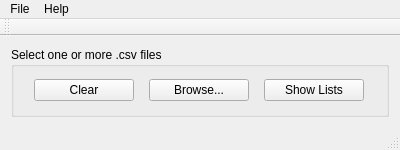
Qt form qt_IMDb/qt_IMDb/qt_imdb.ui (treetoon/IMDb-Comparator) before a commit.
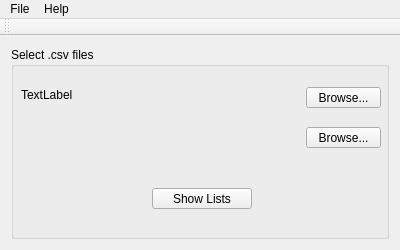
The same form after that commit. Icons and pictures are not drawn.

Commit message: Two browse buttons added to select different .csv files instead; the .csv file information are now actually stored correctly; minor changes etc

```diff
--- a/qt_IMDb/qt_IMDb/qt_imdb.ui
+++ b/qt_IMDb/qt_IMDb/qt_imdb.ui
@@ -7,9 +7,21 @@
     <x>0</x>
     <y>0</y>
     <width>400</width>
-    <height>150</height>
+    <height>250</height>
    </rect>
   </property>
+  <property name="minimumSize">
+   <size>
+    <width>400</width>
+    <height>250</height>
+   </size>
+  </property>
+  <property name="maximumSize">
+   <size>
+    <width>400</width>
+    <height>250</height>
+   </size>
+  </property>
   <property name="windowTitle">
    <string>IMDb Comparator</string>
   </property>
@@ -28,49 +40,102 @@
        </size>
       </property>
       <property name="title">
-       <string>Select one or more .csv files</string>
+       <string>Select .csv files</string>
       </property>
-      <layout class="QHBoxLayout" name="horizontalLayout">
-       <item>
-        <widget class="QPushButton" name="clearButton">
-         <property name="maximumSize">
-          <size>
-           <width>100</width>
-           <height>16777215</height>
-          </size>
-         </property>
-         <property name="text">
-          <string>Clear</string>
-         </property>
-        </widget>
-       </item>
-       <item>
         <widget class="QPushButton" name="browseButton">
+       <property name="geometry">
+        <rect>
+         <x>295</x>
+         <y>40</y>
+         <width>75</width>
+         <height>21</height>
+        </rect>
+       </property>
+       <property name="minimumSize">
+        <size>
+         <width>75</width>
+         <height>21</height>
+        </size>
+       </property>
          <property name="maximumSize">
           <size>
-           <width>100</width>
-           <height>16777215</height>
+         <width>75</width>
+         <height>21</height>
           </size>
          </property>
          <property name="text">
           <string>Browse...</string>
          </property>
         </widget>
-       </item>
-       <item>
+      <widget class="QPushButton" name="browse_2Button">
+       <property name="geometry">
+        <rect>
+         <x>295</x>
+         <y>80</y>
+         <width>75</width>
+         <height>21</height>
+        </rect>
+       </property>
+       <property name="minimumSize">
+        <size>
+         <width>75</width>
+         <height>21</height>
+        </size>
+       </property>
+       <property name="maximumSize">
+        <size>
+         <width>75</width>
+         <height>21</height>
+        </size>
+       </property>
+       <property name="text">
+        <string>Browse...</string>
+       </property>
+      </widget>
         <widget class="QPushButton" name="runButton">
+       <property name="geometry">
+        <rect>
+         <x>141</x>
+         <y>141</y>
+         <width>100</width>
+         <height>21</height>
+        </rect>
+       </property>
+       <property name="minimumSize">
+        <size>
+         <width>100</width>
+         <height>21</height>
+        </size>
+       </property>
          <property name="maximumSize">
           <size>
            <width>100</width>
-           <height>16777215</height>
+         <height>21</height>
           </size>
          </property>
          <property name="text">
           <string>Show Lists</string>
          </property>
         </widget>
-       </item>
-      </layout>
+      <widget class="QLabel" name="label">
+       <property name="geometry">
+        <rect>
+         <x>10</x>
+         <y>40</y>
+         <width>271</width>
+         <height>16</height>
+        </rect>
+       </property>
+       <property name="maximumSize">
+        <size>
+         <width>271</width>
+         <height>20</height>
+        </size>
+       </property>
+       <property name="text">
+        <string>TextLabel</string>
+       </property>
+      </widget>
      </widget>
     </item>
    </layout>
@@ -107,7 +172,6 @@
     <bool>false</bool>
    </attribute>
   </widget>
-  <widget class="QStatusBar" name="statusBar"/>
   <action name="actionExit">
    <property name="text">
     <string>Exit</string>
```
Lines whose indentation alone changed are shown as unchanged. The commit also changes 9 other files.
